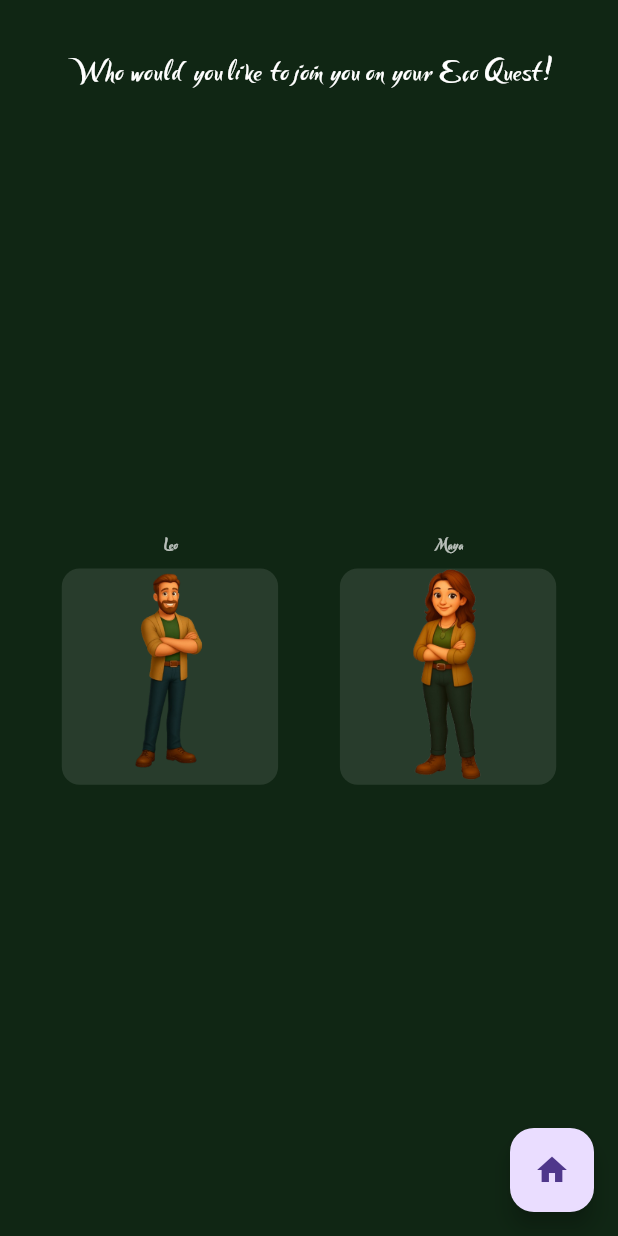
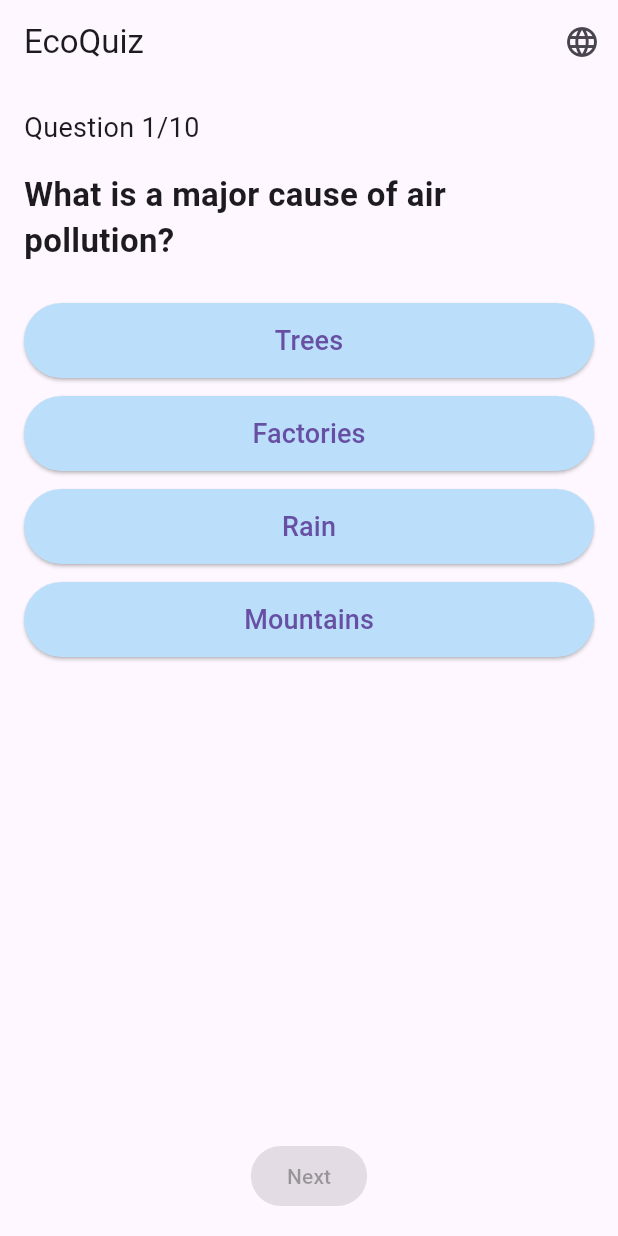
Before and after one commit to KaranPradhan266/EcoQuest, a Flutter app: the screen it shows after launch, after a tap on "GET STARTED", after a tap on the "home" icon, after a tap on "QUIZ", on a phone screen of 412 x 824 dp. Run offline on Flutter 3.47's test engine with Material 3 defaults, Android fonts, the phone set to English and light mode, and no system bars; our stand-ins replace audioplayers, confetti.

Commit message:
Integrated quiz section

```diff
--- a/ecoquest/lib/ecoqueststartscreen.dart
+++ b/ecoquest/lib/ecoqueststartscreen.dart
@@ -1,5 +1,6 @@
 import 'package:ecoquest/character_selection_screen.dart';
 import 'package:flutter/material.dart';
+import 'package:ecoquest/quiz_screen.dart';
 
 class StartScreen extends StatelessWidget {
   @override
@@ -186,7 +187,7 @@ class StartScreen extends StatelessWidget {
                           Navigator.pushReplacement(
                             context,
                             PageRouteBuilder(
-                              pageBuilder: (context, animation, secondaryAnimation) => CharacterSelection(),
+                              pageBuilder: (context, animation, secondaryAnimation) => QuizScreen(),
                               transitionsBuilder: (context, animation, secondaryAnimation, child) {
                                 return FadeTransition(opacity: animation, child: child);
                               },
--- /dev/null
+++ b/ecoquest/lib/quiz_screen.dart
@@ -0,0 +1,317 @@
+import 'package:flutter/material.dart';
+import 'package:confetti/confetti.dart';
+import 'package:ecoquest/ecoqueststartscreen.dart';
+import 'dart:math';
+
+class QuizScreen extends StatefulWidget {
+  const QuizScreen({Key? key}) : super(key: key);
+
+  @override
+  State<QuizScreen> createState() => _QuizScreenState();
+}
+
+class _QuizScreenState extends State<QuizScreen> {
+  int _questionIndex = 0;
+  bool _answered = false;
+  String _selectedOption = '';
+  bool _isSpanish = false;
+  int _score = 0;
+  late ConfettiController _confettiController;
+
+  final List<Map<String, Object>> _questions = [
+    {
+      'question_en': 'What is a major cause of air pollution?',
+      'question_es':
+          '¿Cuál es una causa principal de la contaminación del aire?',
+      'options_en': ['Trees', 'Factories', 'Rain', 'Mountains'],
+      'options_es': ['Árboles', 'Fábricas', 'Lluvia', 'Montañas'],
+      'answer_en': 'Factories',
+      'answer_es': 'Fábricas',
+    },
+    {
+      'question_en': 'What gas do cars release that pollutes the air?',
+      'question_es': '¿Qué gas liberan los autos que contamina el aire?',
+      'options_en': ['Oxygen', 'Carbon Dioxide', 'Hydrogen', 'Nitrogen'],
+      'options_es': ['Oxígeno', 'Dióxido de carbono', 'Hidrógeno', 'Nitrógeno'],
+      'answer_en': 'Carbon Dioxide',
+      'answer_es': 'Dióxido de carbono',
+    },
+    {
+      'question_en': 'Which of these helps reduce pollution?',
+      'question_es': '¿Cuál de estos ayuda a reducir la contaminación?',
+      'options_en': [
+        'Throwing trash',
+        'Riding bikes',
+        'Burning plastic',
+        'Cutting trees',
+      ],
+      'options_es': [
+        'Tirar basura',
+        'Andar en bicicleta',
+        'Quemar plástico',
+        'Cortar árboles',
+      ],
+      'answer_en': 'Riding bikes',
+      'answer_es': 'Andar en bicicleta',
+    },
+    {
+      'question_en': 'What should we not throw in rivers?',
+      'question_es': '¿Qué no debemos arrojar en los ríos?',
+      'options_en': ['Trash', 'Fish', 'Water', 'Leaves'],
+      'options_es': ['Basura', 'Peces', 'Agua', 'Hojas'],
+      'answer_en': 'Trash',
+      'answer_es': 'Basura',
+    },
+    {
+      'question_en': 'Which of these pollutes the ocean?',
+      'question_es': '¿Cuál de estos contamina el océano?',
+      'options_en': ['Plastic waste', 'Rainwater', 'Seaweed', 'Sunlight'],
+      'options_es': [
+        'Desechos plásticos',
+        'Agua de lluvia',
+        'Algas marinas',
+        'Luz solar',
+      ],
+      'answer_en': 'Plastic waste',
+      'answer_es': 'Desechos plásticos',
+    },
+    {
+      'question_en': 'What color bin is usually for recycling?',
+      'question_es': '¿De qué color es normalmente el contenedor de reciclaje?',
+      'options_en': ['Red', 'Blue', 'Black', 'Yellow'],
+      'options_es': ['Rojo', 'Azul', 'Negro', 'Amarillo'],
+      'answer_en': 'Blue',
+      'answer_es': 'Azul',
+    },
+    {
+      'question_en': 'Which energy is clean and renewable?',
+      'question_es': '¿Qué energía es limpia y renovable?',
+      'options_en': ['Coal', 'Wind', 'Gasoline', 'Diesel'],
+      'options_es': ['Carbón', 'Viento', 'Gasolina', 'Diésel'],
+      'answer_en': 'Wind',
+      'answer_es': 'Viento',
+    },
+    {
+      'question_en': 'What should we do with paper to reduce waste?',
+      'question_es': '¿Qué debemos hacer con el papel para reducir residuos?',
+      'options_en': ['Burn it', 'Recycle it', 'Throw it away', 'Ignore it'],
+      'options_es': ['Quemarlo', 'Reciclarlo', 'Tirarlo', 'Ignorarlo'],
+      'answer_en': 'Recycle it',
+      'answer_es': 'Reciclarlo',
+    },
+    {
+      'question_en':
+          'What is the best way to travel short distances without polluting?',
+      'question_es':
+          '¿Cuál es la mejor manera de viajar distancias cortas sin contaminar?',
+      'options_en': [
+        'Drive a car',
+        'Ride a bike',
+        'Take a plane',
+        'Use a boat',
+      ],
+      'options_es': [
+        'Conducir un coche',
+        'Andar en bicicleta',
+        'Tomar un avión',
+        'Usar un bote',
+      ],
+      'answer_en': 'Ride a bike',
+      'answer_es': 'Andar en bicicleta',
+    },
+    {
+      'question_en': 'What do plants do to help the air?',
+      'question_es': '¿Qué hacen las plantas para ayudar al aire?',
+      'options_en': ['Make it dirty', 'Produce smoke', 'Clean it', 'Block it'],
+      'options_es': ['Ensuciarlo', 'Producir humo', 'Limpiarlo', 'Bloquearlo'],
+      'answer_en': 'Clean it',
+      'answer_es': 'Limpiarlo',
+    },
+  ];
+
+  @override
+  void initState() {
+    super.initState();
+    _confettiController = ConfettiController(
+      duration: const Duration(seconds: 3),
+    );
+  }
+
+  @override
+  void dispose() {
+    _confettiController.dispose();
+    super.dispose();
+  }
+
+  void _selectOption(String option) {
+    if (_answered) return;
+
+    final correctAnswer =
+        _isSpanish
+            ? _questions[_questionIndex]['answer_es']
+            : _questions[_questionIndex]['answer_en'];
+
+    setState(() {
+      _answered = true;
+      _selectedOption = option;
+      if (option == correctAnswer) {
+        _score++;
+      }
+    });
+  }
+
+  void _nextQuestion() {
+    if (_questionIndex < _questions.length - 1) {
+      setState(() {
+        _questionIndex++;
+        _answered = false;
+        _selectedOption = '';
+      });
+    } else {
+      _confettiController.play();
+      showDialog(
+        context: context,
+        barrierDismissible: false,
+        builder:
+            (ctx) => AlertDialog(
+              title: Text(_isSpanish ? '¡Completado!' : 'Completed!'),
+              content: Column(
+                mainAxisSize: MainAxisSize.min,
+                children: [
+                  Text(
+                    _isSpanish
+                        ? 'Tu puntuación es $_score de ${_questions.length}'
+                        : 'Your score is $_score out of ${_questions.length}',
+                    style: const TextStyle(fontSize: 18),
+                  ),
+                  const SizedBox(height: 20),
+                  SizedBox(
+                    height: 100,
+                    child: ConfettiWidget(
+                      confettiController: _confettiController,
+                      blastDirection: pi / 2,
+                      emissionFrequency: 0.05,
+                      numberOfParticles: 30,
+                      gravity: 0.2,
+                      shouldLoop: false,
+                    ),
+                  ),
+                ],
+              ),
+              actions: [
+                TextButton(
+                  onPressed: () {
+                    Navigator.of(ctx).pop();
+                    setState(() {
+                      _questionIndex = 0;
+                      _answered = false;
+                      _selectedOption = '';
+                      _score = 0;
+                    });
+                  },
+                  child: Text(_isSpanish ? 'Reiniciar' : 'Restart'),
+                ),
+                TextButton(
+                  onPressed: () {
+                    setState(() {
+                      _questionIndex = 0;
+                      _answered = false;
+                      _selectedOption = '';
+                      _score = 0;
+                    });
+                    Navigator.pushReplacement(
+                      context,
+                      PageRouteBuilder(
+                        pageBuilder: (_, __, ___) => StartScreen(),
+                        transitionsBuilder:
+                            (_, anim, __, child) =>
+                                FadeTransition(opacity: anim, child: child),
+                        transitionDuration: const Duration(milliseconds: 500),
+                      ),
+                    );
+                  },
+                  child: Text(_isSpanish ? 'Hogar' : 'Home'),
+                ),
+              ],
+            ),
+      );
+    }
+  }
+
+  @override
+  Widget build(BuildContext context) {
+    final current = _questions[_questionIndex];
+    final question =
+        _isSpanish ? current['question_es'] : current['question_en'];
+    final options =
+        _isSpanish
+            ? current['options_es'] as List<String>
+            : current['options_en'] as List<String>;
+    final answer = _isSpanish ? current['answer_es'] : current['answer_en'];
+
+    return Scaffold(
+      appBar: AppBar(
+        title: Text(_isSpanish ? 'EcoCuestionario' : 'EcoQuiz'),
+        actions: [
+          IconButton(
+            icon: const Icon(Icons.language),
+            onPressed: () {
+              setState(() {
+                _isSpanish = !_isSpanish;
+              });
+            },
+          ),
+        ],
+      ),
+      body: Padding(
+        padding: const EdgeInsets.all(16),
+        child: Column(
+          crossAxisAlignment: CrossAxisAlignment.start,
+          children: [
+            Text(
+              '${_isSpanish ? 'Pregunta' : 'Question'} ${_questionIndex + 1}/${_questions.length}',
+              style: const TextStyle(fontSize: 18),
+            ),
+            const SizedBox(height: 16),
+            Text(
+              question.toString(),
+              style: const TextStyle(fontSize: 22, fontWeight: FontWeight.bold),
+            ),
+            const SizedBox(height: 20),
+            ...options.map((option) {
+              Color color = Colors.blue.shade100;
+              if (_answered) {
+                if (option == answer) {
+                  color = Colors.green.shade300;
+                } else if (option == _selectedOption) {
+                  color = Colors.red.shade300;
+                }
+              }
+
+              return Container(
+                margin: const EdgeInsets.symmetric(vertical: 6),
+                width: double.infinity,
+                child: ElevatedButton(
+                  style: ElevatedButton.styleFrom(
+                    backgroundColor: color,
+                    padding: const EdgeInsets.symmetric(vertical: 12),
+                  ),
+                  onPressed: () => _selectOption(option),
+                  child: Text(option, style: const TextStyle(fontSize: 18)),
+                ),
+              );
+            }),
+            const Spacer(),
+            Align(
+              alignment: Alignment.bottomCenter,
+              child: ElevatedButton(
+                onPressed: _answered ? _nextQuestion : null,
+                child: Text(_isSpanish ? 'Siguiente' : 'Next'),
+              ),
+            ),
+          ],
+        ),
+      ),
+    );
+  }
+}
--- a/ecoquest/pubspec.yaml
+++ b/ecoquest/pubspec.yaml
@@ -47,6 +47,7 @@ dev_dependencies:
   # package. See that file for information about deactivating specific lint
   # rules and activating additional ones.
   flutter_lints: ^5.0.0
+  confetti: ^0.7.0
 
 # For information on the generic Dart part of this file, see the
 # following page: https://dart.dev/tools/pub/pubspec
```
Also changed, not shown: ecoquest/pubspec.lock.
